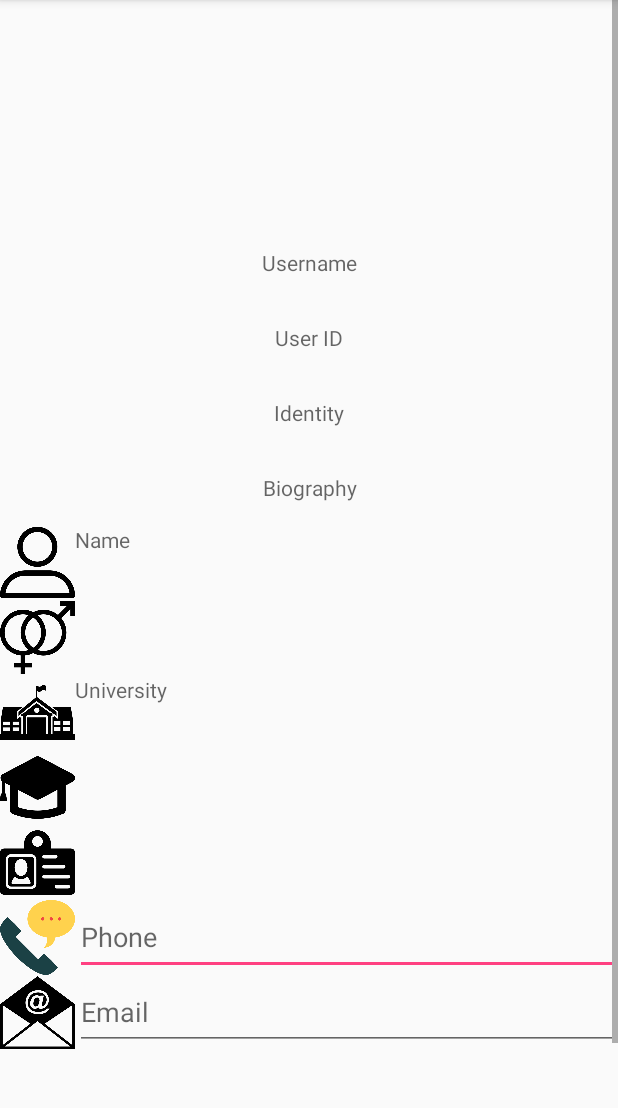
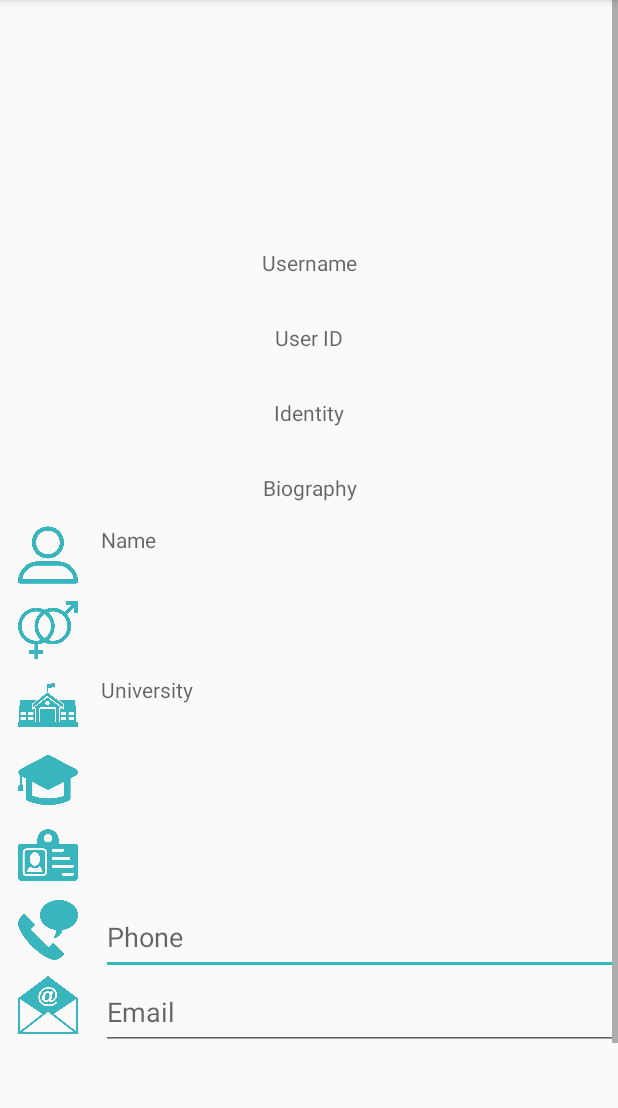
Before and after one commit to TerryIsAProgrammer/comp3330group6, an Android app: the EditProfileAsso screen opened directly, with no data from a screen before it, on a phone screen of 412 x 824 dp, the part 84-1192 px from its top. Run offline under Robolectric (Android 15) with nearby library versions, the phone set to English and light mode, and no system bars; our stand-ins replace Firebase (no records; nobody signed in at launch, a user with empty details on screens opened directly); libraries missing offline, so code that uses them is left out: com.firebase.ui; 13 statements that could not run were skipped.

Commit message:
Change the layout and theme of Search and Profile(both asso&ind) pages

```diff
--- a/COMP3330mobileapp/app/src/main/res/layout/edit_profile_asso.xml
+++ b/COMP3330mobileapp/app/src/main/res/layout/edit_profile_asso.xml
@@ -52,16 +52,19 @@
             android:hint="Biography" />
 
         <LinearLayout
+            android:paddingLeft="12dp"
             android:layout_width="match_parent"
             android:layout_height="match_parent"
             android:orientation="horizontal">
 
             <ImageView
-                android:layout_width="50dp"
-                android:layout_height="50dp"
-                android:src="@drawable/name" />
+                android:layout_width="40dp"
+                android:layout_height="40dp"
+                android:src="@drawable/name"
+                android:tint="@color/colorPrimary" />
 
             <TextView
+                android:layout_marginLeft="15dp"
                 android:id="@+id/name"
                 android:layout_width="match_parent"
                 android:layout_height="50dp"
@@ -70,16 +73,19 @@
         </LinearLayout>
 
         <LinearLayout
+            android:paddingLeft="12dp"
             android:layout_width="match_parent"
             android:layout_height="match_parent"
             android:orientation="horizontal">
 
             <ImageView
-                android:layout_width="50dp"
-                android:layout_height="50dp"
-                android:src="@drawable/gender" />
+                android:layout_width="40dp"
+                android:layout_height="40dp"
+                android:src="@drawable/gender"
+                android:tint="@color/colorPrimary" />
 
             <TextView
+                android:layout_marginLeft="15dp"
                 android:id="@+id/gender"
                 android:layout_width="match_parent"
                 android:layout_height="50dp"
@@ -89,16 +95,19 @@
         </LinearLayout>
 
         <LinearLayout
+            android:paddingLeft="12dp"
             android:layout_width="match_parent"
             android:layout_height="match_parent"
             android:orientation="horizontal">
 
             <ImageView
-                android:layout_width="50dp"
-                android:layout_height="50dp"
-                android:src="@drawable/university" />
+                android:layout_width="40dp"
+                android:layout_height="40dp"
+                android:src="@drawable/university"
+                android:tint="@color/colorPrimary" />
 
             <TextView
+                android:layout_marginLeft="15dp"
                 android:id="@+id/university"
                 android:layout_width="match_parent"
                 android:layout_height="50dp"
@@ -107,16 +116,19 @@
         </LinearLayout>
 
         <LinearLayout
+            android:paddingLeft="12dp"
             android:layout_width="match_parent"
             android:layout_height="match_parent"
             android:orientation="horizontal">
 
             <ImageView
-                android:layout_width="50dp"
-                android:layout_height="50dp"
-                android:src="@drawable/degree" />
+                android:layout_width="40dp"
+                android:layout_height="40dp"
+                android:src="@drawable/degree"
+                android:tint="@color/colorPrimary" />
 
             <TextView
+                android:layout_marginLeft="15dp"
                 android:id="@+id/degree"
                 android:layout_width="match_parent"
                 android:layout_height="50dp"
@@ -127,16 +139,19 @@
         </LinearLayout>
 
         <LinearLayout
+            android:paddingLeft="12dp"
             android:layout_width="match_parent"
             android:layout_height="match_parent"
             android:orientation="horizontal">
 
             <ImageView
-                android:layout_width="50dp"
-                android:layout_height="50dp"
-                android:src="@drawable/uid" />
+                android:layout_width="40dp"
+                android:layout_height="40dp"
+                android:src="@drawable/uid"
+                android:tint="@color/colorPrimary"/>
 
             <TextView
+                android:layout_marginLeft="15dp"
                 android:id="@+id/uid"
                 android:layout_width="match_parent"
                 android:layout_height="50dp"
@@ -147,16 +162,19 @@
         </LinearLayout>
 
         <LinearLayout
+            android:paddingLeft="12dp"
             android:layout_width="match_parent"
             android:layout_height="match_parent"
             android:orientation="horizontal">
 
             <ImageView
-                android:layout_width="50dp"
-                android:layout_height="50dp"
-                android:src="@drawable/phone" />
+                android:layout_width="40dp"
+                android:layout_height="40dp"
+                android:src="@drawable/phone"
+                android:tint="@color/colorPrimary" />
 
             <EditText
+                android:layout_marginLeft="15dp"
                 android:id="@+id/phoneEdit"
                 android:layout_width="match_parent"
                 android:layout_height="50dp"
@@ -166,16 +184,19 @@
         </LinearLayout>
 
         <LinearLayout
+            android:paddingLeft="12dp"
             android:layout_width="match_parent"
             android:layout_height="match_parent"
             android:orientation="horizontal">
 
             <ImageView
-                android:layout_width="50dp"
-                android:layout_height="50dp"
-                android:src="@drawable/email" />
+                android:layout_width="40dp"
+                android:layout_height="40dp"
+                android:src="@drawable/email"
+                android:tint="@color/colorPrimary"/>
 
             <EditText
+                android:layout_marginLeft="15dp"
                 android:id="@+id/emailEdit"
                 android:layout_width="match_parent"
                 android:layout_height="50dp"
@@ -205,7 +226,8 @@
             android:layout_width="match_parent"
             android:layout_height="wrap_content"
             android:layout_weight="1"
-            android:text="Save" />
+            android:text="Save"
+            style="@style/Widget.AppCompat.Button.Colored"/>
 
     </LinearLayout>
 
--- a/COMP3330mobileapp/app/src/main/res/values/colors.xml
+++ b/COMP3330mobileapp/app/src/main/res/values/colors.xml
@@ -1,7 +1,8 @@
 <?xml version="1.0" encoding="utf-8"?>
 <resources>
     <color name="colorPrimary">#39b5be</color>
-    <color name="colorPrimaryDark">#5dd2f9</color>
-    <color name="colorAccent">#FF4081</color>
+    <color name="colorPrimaryDark">#3686a1</color>
+    <color name="colorAccent">#39b5be</color>
     <color name="Grey">#DDDDDD</color>
+    <color name="white">#FFFFFF</color>
 </resources>
--- a/COMP3330mobileapp/app/src/main/res/values/styles.xml
+++ b/COMP3330mobileapp/app/src/main/res/values/styles.xml
@@ -5,7 +5,7 @@
     <!-- Customize your theme here. -->
         <item name="colorPrimary">@color/colorPrimary</item>
         <item name="colorPrimaryDark">@color/colorPrimaryDark</item>
-        <item name="colorAccent">@color/colorAccent</item>
+        <item name="colorAccent">#39b5be</item>
     </style>
 
     <style name="AppTheme.NoActionBar">
@@ -16,4 +16,5 @@
     <style name="AppTheme.AppBarOverlay" parent="ThemeOverlay.AppCompat.Dark.ActionBar" />
     <style name="AppTheme.PopupOverlay" parent="ThemeOverlay.AppCompat.Light" />
 
+
 </resources>
```
Also changed, not shown: COMP3330mobileapp/app/src/main/res/layout/activity_search.xml (+14 -7 lines), COMP3330mobileapp/app/src/main/res/layout/edit_profile_ind.xml (+44 -22 lines), COMP3330mobileapp/app/src/main/res/layout/home_page.xml (+5 -4 lines), COMP3330mobileapp/app/src/main/res/layout/profile_asso.xml (+32 -16 lines), COMP3330mobileapp/app/src/main/res/layout/profile_ind.xml (+45 -23 lines).
